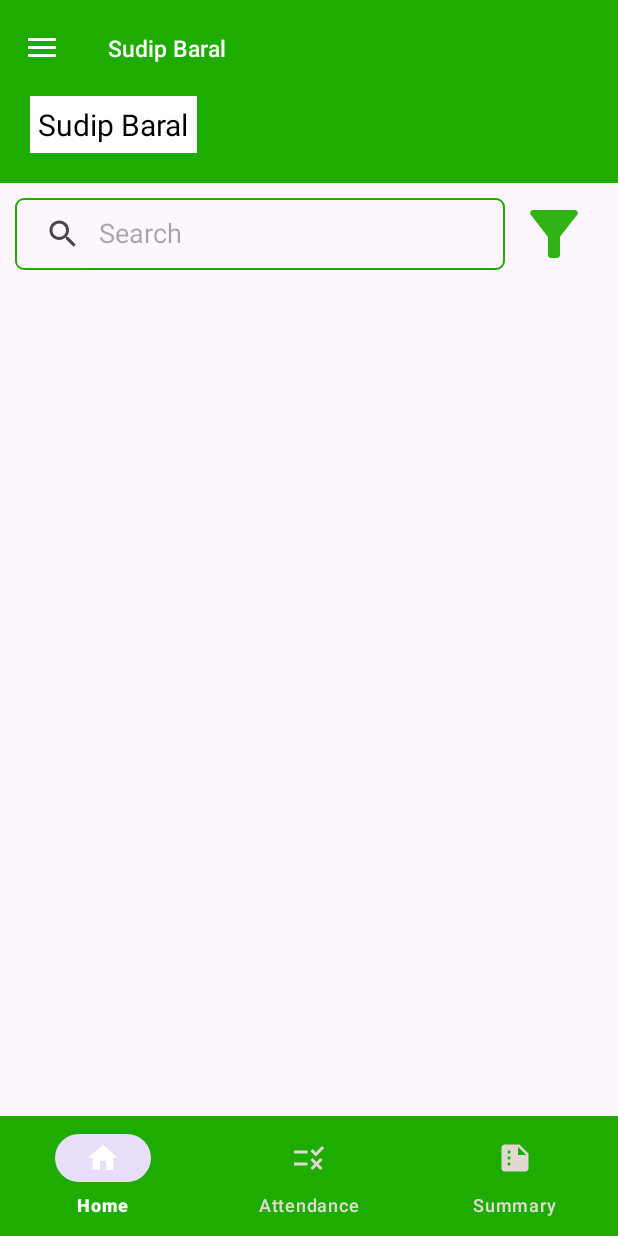
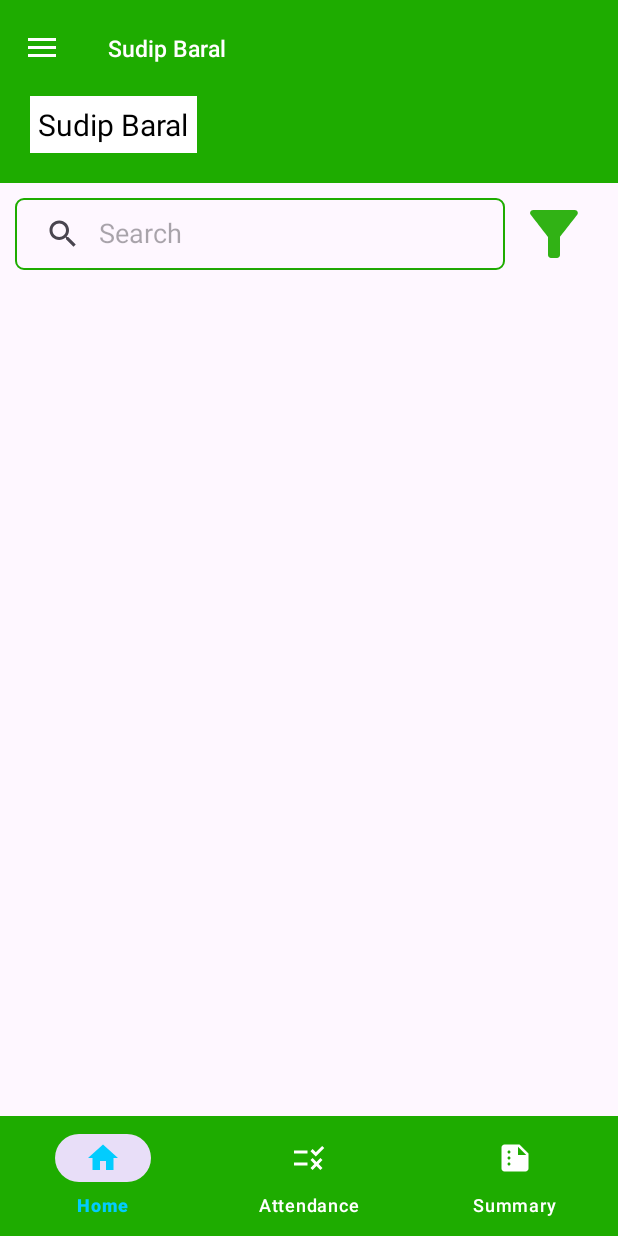
Before and after one commit to Tirtha-razz/WagePay, an Android app: the MainActivity screen opened directly, with no data from a screen before it, on a phone screen of 412 x 824 dp. Run offline under Robolectric (Android 15) with nearby library versions, the phone set to English and light mode, and no system bars.

Commit message:
tint colour changed

```diff
--- a/app/src/main/res/drawable/nav_tint_selector.xml
+++ b/app/src/main/res/drawable/nav_tint_selector.xml
@@ -2,8 +2,8 @@
 <selector xmlns:android="http://schemas.android.com/apk/res/android">
 
     <item android:state_checked="true"
-        android:color="@color/white"/>
+        android:color="@color/sky_blue"/>
 
     <item android:state_checked="false"
-        android:color="@color/dark_white"/>
+        android:color="@color/white"/>
 </selector>
```
